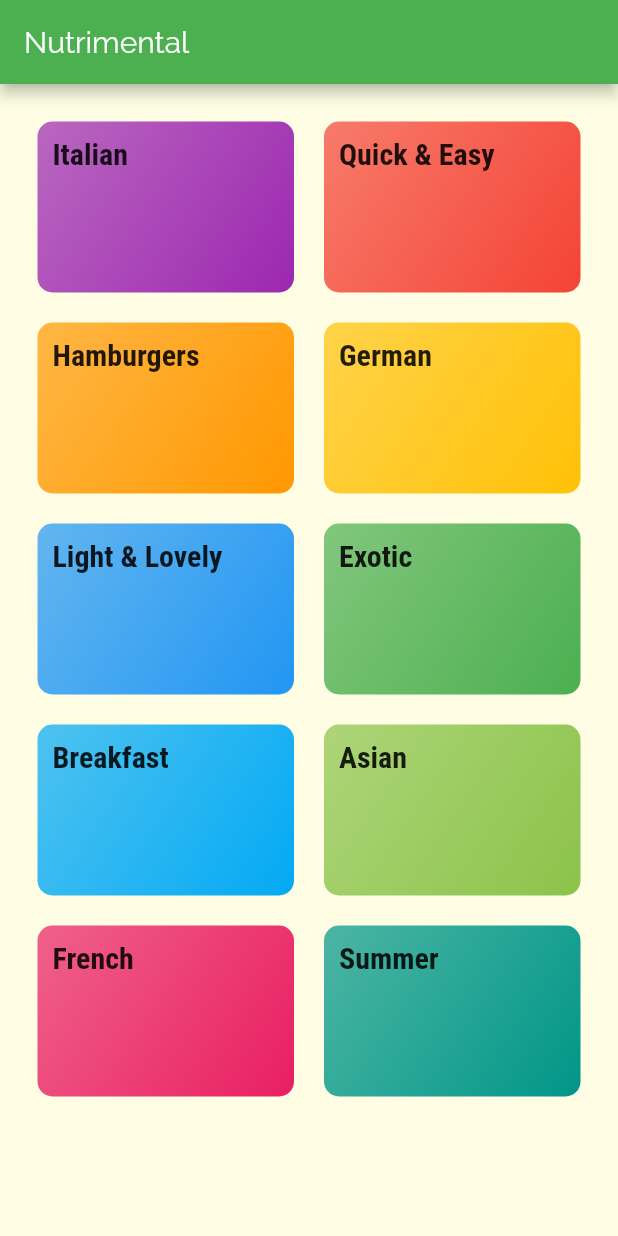
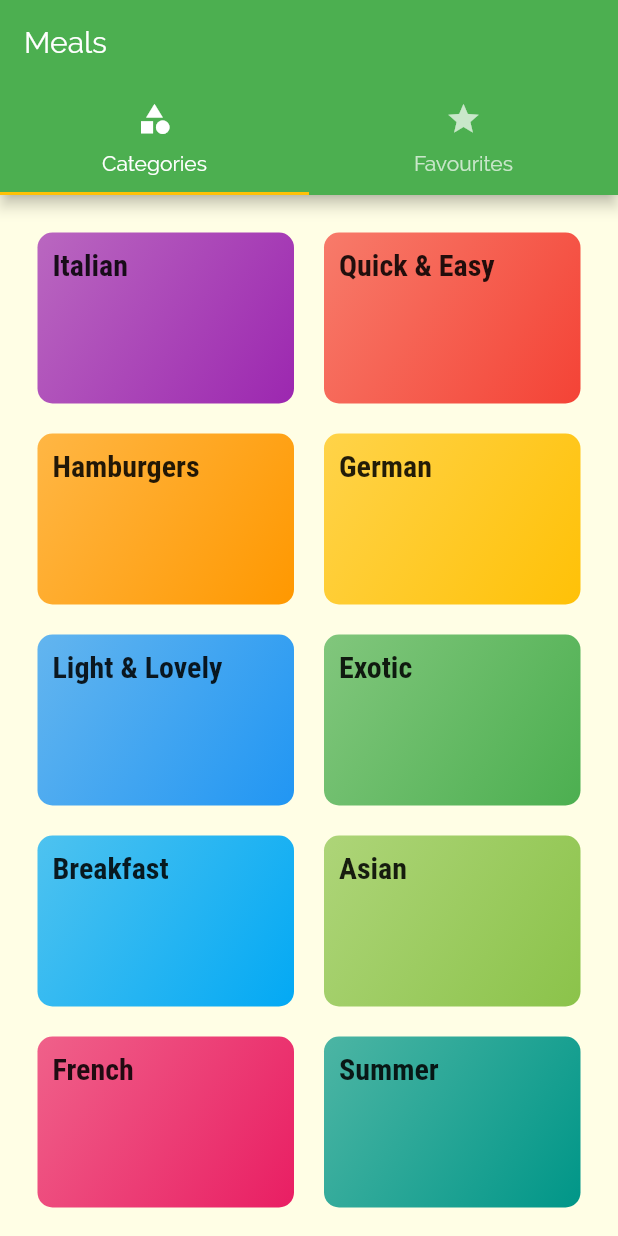
Before and after one commit to ShashankBiplav/Nutrimental, a Flutter app: the screen it shows after launch, on a phone screen of 412 x 824 dp. Run offline on Flutter 3.47's test engine with Material 2 defaults, Android fonts, the phone set to English and light mode, and no system bars.

Commit message:
Added tab bar at the top so called fragments in Android

```diff
--- a/lib/main.dart
+++ b/lib/main.dart
@@ -2,6 +2,7 @@ import 'package:flutter/material.dart';
 import './screens/categories_screen.dart';
 import './screens/categorymeals_screen.dart';
 import './screens/meal_detail_screen.dart';
+import './screens/tabs_screen.dart';
 
 void main() => runApp(MyApp());
 
@@ -29,17 +30,19 @@ class MyApp extends StatelessWidget {
               ),
             ),
       ),
-      home: CatergoriesScreen(),
+      // home: TabsScreen(),
+      initialRoute: '/',
       routes: {
+        '/':(ctx)=>TabsScreen(),
         CategoryMealsScreen.routeName: (ctx) => CategoryMealsScreen(),
         MealDetailScreen.routeName: (ctx) => MealDetailScreen(),
       },
-      // onGenerateRoute: (settings) {
-      //   print(settings.arguments);
-      //   return MaterialPageRoute(
-      //     builder: (ctx) => CatergoriesScreen(),
-      //   );
-      // },
+      onGenerateRoute: (settings) {
+        print(settings.arguments);
+        return MaterialPageRoute(
+          builder: (ctx) => CatergoriesScreen(),
+        );
+      },
       onUnknownRoute: (settings) {
         return MaterialPageRoute(
           builder: (ctx) => CatergoriesScreen(),
--- a/lib/screens/categories_screen.dart
+++ b/lib/screens/categories_screen.dart
@@ -5,9 +5,7 @@ import '../widgets/category_item.dart';
 class CatergoriesScreen extends StatelessWidget {
   @override
   Widget build(BuildContext context) {
-    return Scaffold(
-      appBar: AppBar(title:const Text('Nutrimental'),),
-          body: GridView(
+    return GridView(
       padding: EdgeInsets.all(25),
       gridDelegate: SliverGridDelegateWithMaxCrossAxisExtent(
         maxCrossAxisExtent: 300,
@@ -16,13 +14,13 @@ class CatergoriesScreen extends StatelessWidget {
         mainAxisSpacing: 20,
       ),
       children: DUMMY_CATEGORIES
-            .map((catData) => CategoryItem(
+          .map(
+            (catData) => CategoryItem(
               title: catData.title,
               colorBk: catData.colorBk,
               id: catData.id,
-                ),)
-            .toList(),
             ),
+          ).toList(),
     );
   }
 }
--- /dev/null
+++ b/lib/screens/favourites_screen.dart
@@ -0,0 +1,10 @@
+import 'package:flutter/material.dart';
+
+class FavouritesScreen extends StatelessWidget {
+  @override
+  Widget build(BuildContext context) {
+    return Center(
+      child: Text('Favourites Screen'),
+    );
+  }
+}
--- /dev/null
+++ b/lib/screens/tabs_screen.dart
@@ -0,0 +1,39 @@
+import 'package:flutter/material.dart';
+import './categories_screen.dart';
+import './favourites_screen.dart';
+
+class TabsScreen extends StatefulWidget {
+  @override
+  _TabsScreenState createState() => _TabsScreenState();
+}
+
+class _TabsScreenState extends State<TabsScreen> {
+  @override
+  Widget build(BuildContext context) {
+    return DefaultTabController(
+      initialIndex: 0,
+      length: 2,
+      child: Scaffold(
+        appBar: AppBar(
+          title: Text('Meals'),
+          bottom: TabBar(
+
+            tabs: <Widget>[
+              Tab(
+                icon: Icon(Icons.category),
+                text: 'Categories',
+              ),
+              Tab(
+                icon: Icon(Icons.star),
+                text: 'Favourites',
+              ),
+            ],
+          ),
+        ),
+        body: TabBarView(
+          children: <Widget>[CatergoriesScreen(), FavouritesScreen()],
+        ),
+      ),
+    );
+  }
+}
```
Lines whose indentation alone changed are shown as unchanged.
